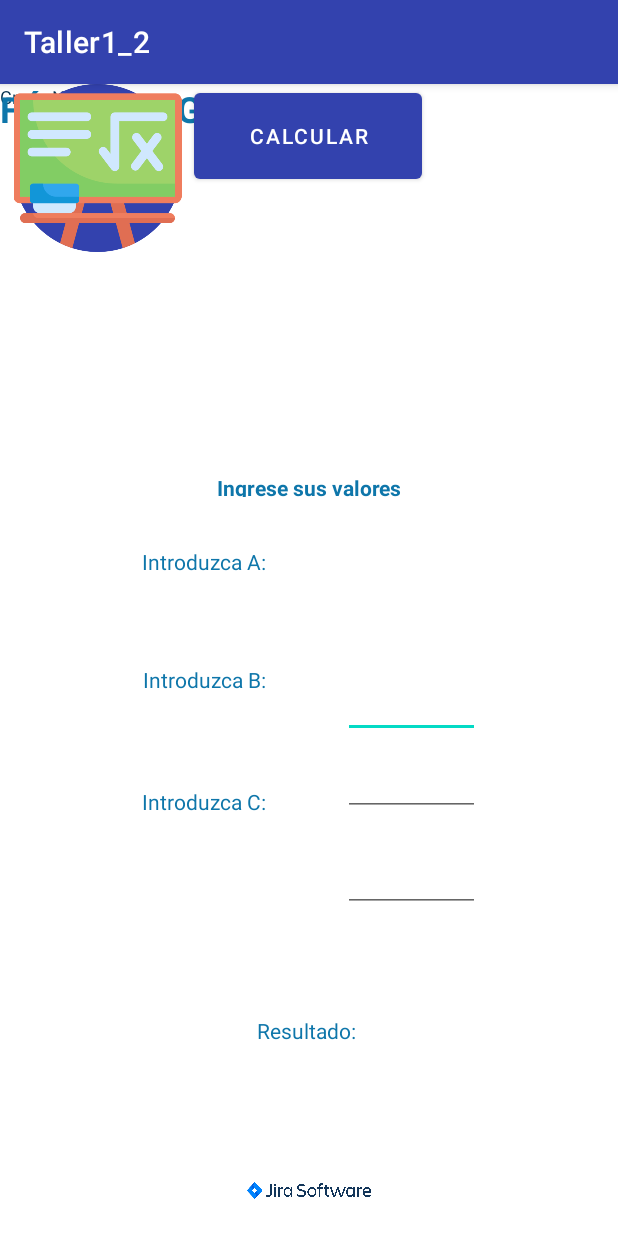
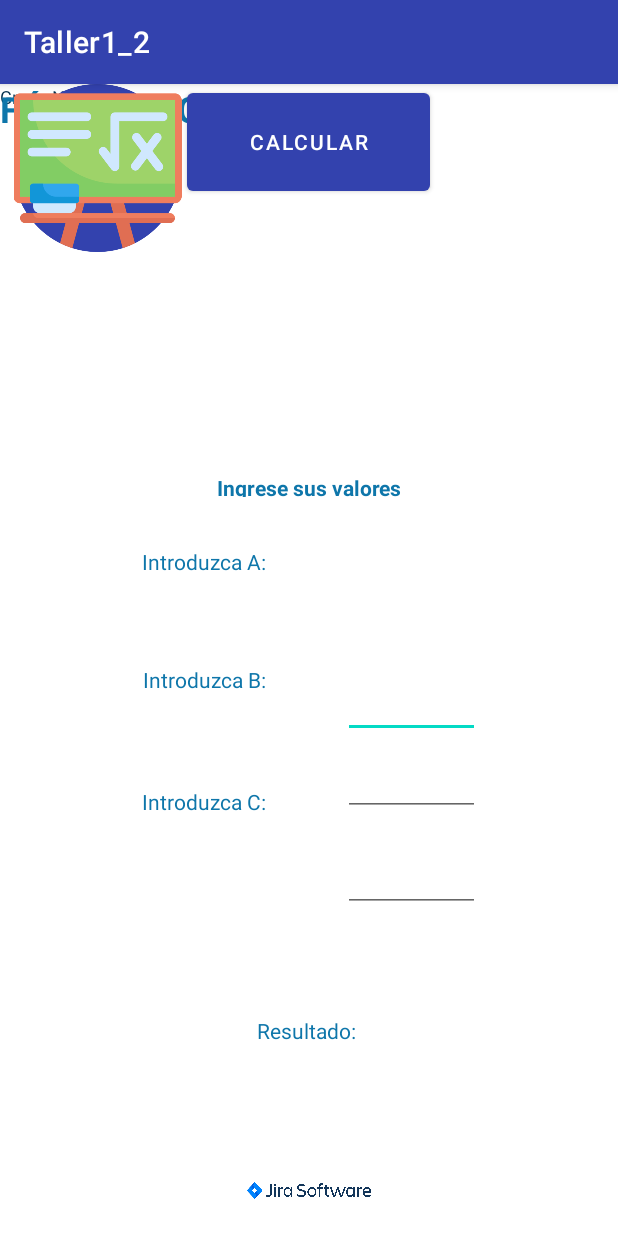
Before and after one commit to danysnavarro26/Taller1_2, an Android app: the screen it shows after launch (MainActivity), on a phone screen of 412 x 824 dp. Run offline under Robolectric (Android 15) with nearby library versions, the light colour scheme and no system bars.

Commit message:
TAL-4 cambio

```diff
--- a/app/src/main/res/layout/activity_main.xml
+++ b/app/src/main/res/layout/activity_main.xml
@@ -112,8 +112,8 @@
 
     <Button
         android:id="@+id/calcular"
-        android:layout_width="152dp"
-        android:layout_height="69dp"
+        android:layout_width="162dp"
+        android:layout_height="77dp"
         android:text="calcular"
         app:layout_constraintEnd_toEndOf="parent"
         app:layout_constraintHorizontal_bias="0.498"
```
